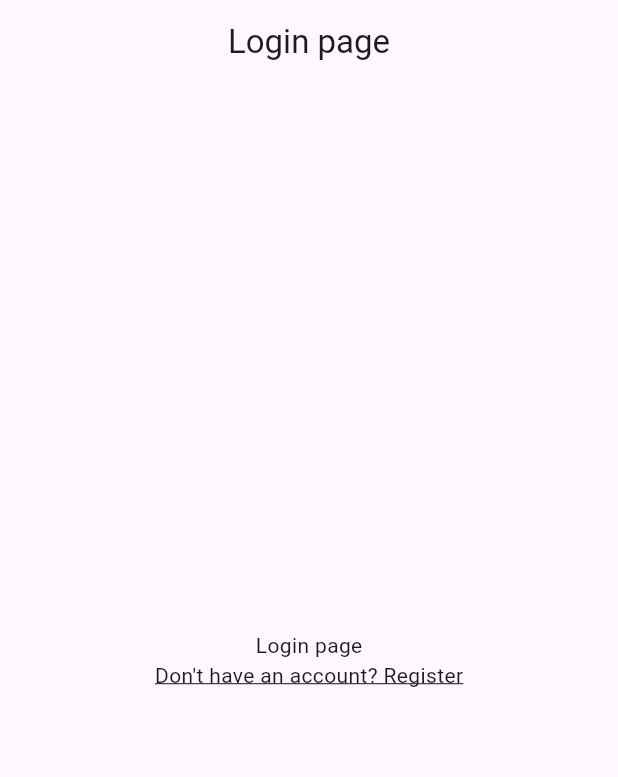
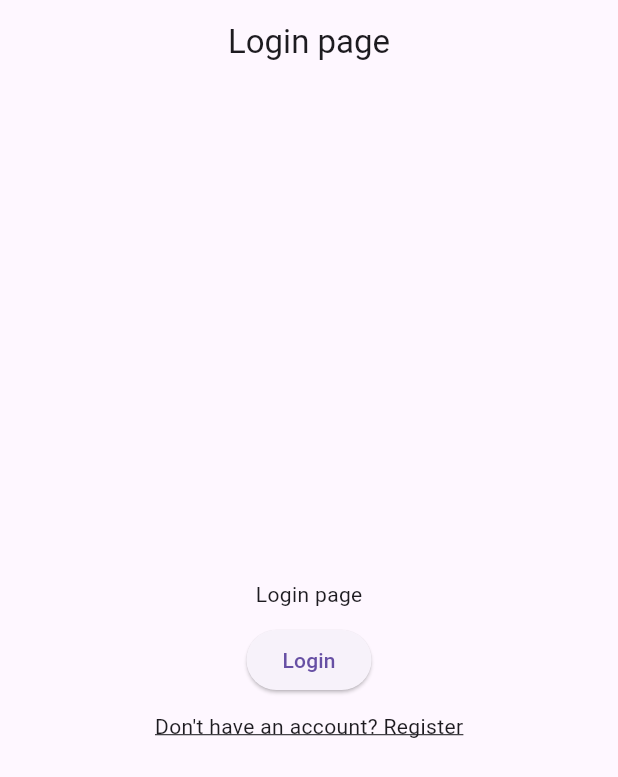
Before and after one commit to RenatTest/lra, a Flutter app: the screen it shows after launch, on a phone screen of 412 x 824 dp. Shown: the top 777 px of the screen. Run offline on Flutter 3.47's test engine with Material 3 defaults, Android fonts, the phone set to English and light mode, and no system bars; our stand-ins replace go_router.

Commit message:
feat(LRA-project-structure): added login, register buttons

```diff
--- a/lib/features/home/presentation/ui/screens/home_page_screen.dart
+++ b/lib/features/home/presentation/ui/screens/home_page_screen.dart
@@ -11,6 +11,7 @@ class HomePageScreen extends StatelessWidget {
       appBar: AppBar(title: Text('Home page'), centerTitle: true),
       body: Center(
         child: Column(
+          spacing: 10,
           mainAxisAlignment: MainAxisAlignment.center,
           crossAxisAlignment: CrossAxisAlignment.center,
           children: [
--- a/lib/features/login/presentation/ui/screens/login_page_screen.dart
+++ b/lib/features/login/presentation/ui/screens/login_page_screen.dart
@@ -11,12 +11,14 @@ class LoginPageScreen extends StatelessWidget {
       appBar: AppBar(title: Text('Login page'), centerTitle: true),
       body: Center(
         child: Column(
+          spacing: 10,
           mainAxisAlignment: MainAxisAlignment.center,
           crossAxisAlignment: CrossAxisAlignment.center,
           children: [
-            GestureDetector(
-              onTap: () => context.goNamed(PageNames.homePage),
-              child: Text('Login page'),
+            Text('Login page'),
+            ElevatedButton(
+              onPressed: () => context.goNamed(PageNames.homePage),
+              child: Text('Login'),
             ),
             GestureDetector(
               onTap: () => context.goNamed(PageNames.registerPage),
--- a/lib/features/register/presentation/ui/screens/register_page_screen.dart
+++ b/lib/features/register/presentation/ui/screens/register_page_screen.dart
@@ -11,10 +11,15 @@ class RegisterPageScreen extends StatelessWidget {
       appBar: AppBar(title: Text('Register page'), centerTitle: true),
       body: Center(
         child: Column(
+          spacing: 10,
           mainAxisAlignment: MainAxisAlignment.center,
           crossAxisAlignment: CrossAxisAlignment.center,
           children: [
             Text('Register page'),
+            ElevatedButton(
+              onPressed: () => context.goNamed(PageNames.homePage),
+              child: Text('Register'),
+            ),
             GestureDetector(
               onTap: () => context.goNamed(PageNames.loginPage),
               child: Text(
```
